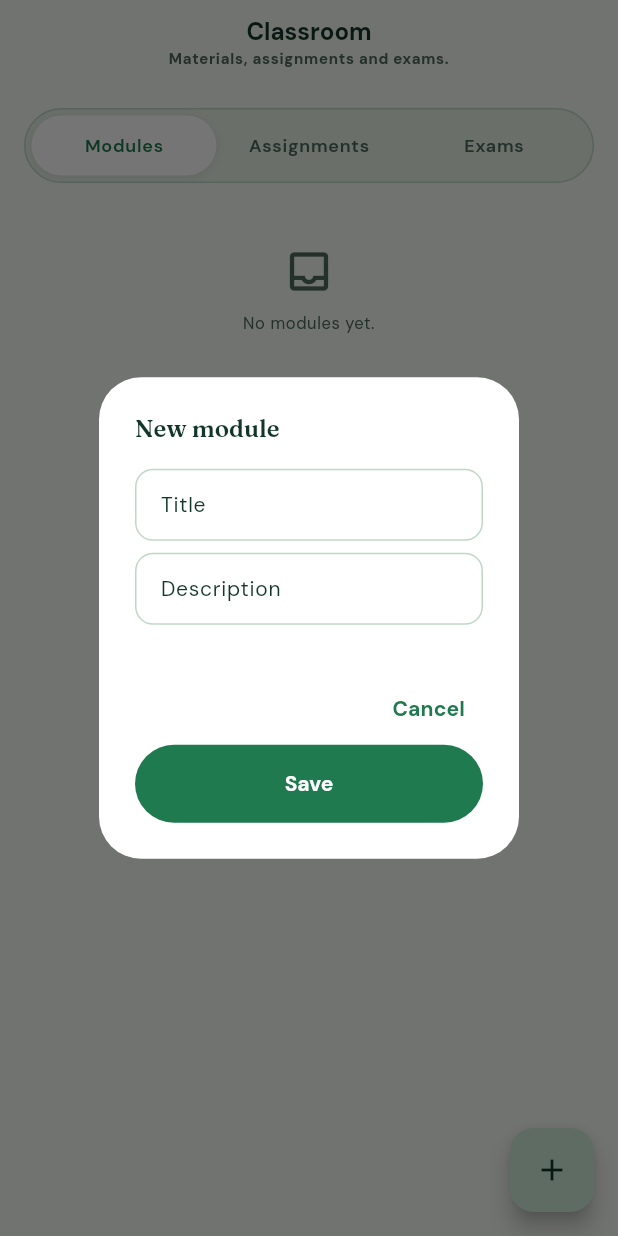
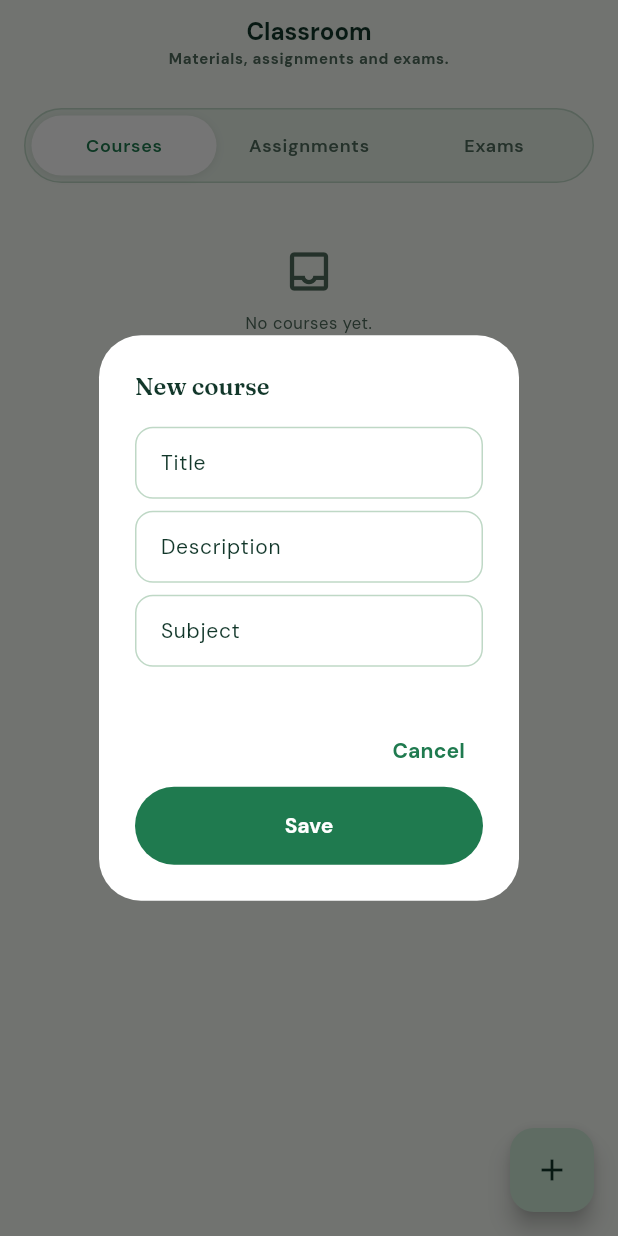
Before and after one commit to neorylet/TutorTap-Draft, a Flutter app: the TutorClassroomScreen screen opened by its route, after a tap on the "add" icon, on a phone screen of 412 x 824 dp. Run offline on Flutter 3.47's test engine with Material 3 defaults, Android fonts, the phone set to English and light mode, and no system bars; our stand-ins replace cached_network_image, cloud_firestore, file_picker, firebase_auth, firebase_core, google_fonts and 2 more; accounts and stored records are empty.

Commit message:
Add course and module authoring for tutors

```diff
--- a/lib/main.dart
+++ b/lib/main.dart
@@ -32,19 +32,32 @@ Future<void> main() async {
   final AuthProvider authProvider = AuthProvider(AuthService());
   authProvider.initialize();
 
-  runApp(TutorTapApp(authProvider: authProvider));
+  final FirestoreService firestoreService = FirestoreService();
+  final CloudinaryService cloudinaryService = CloudinaryService();
+
+  runApp(
+    TutorTapApp(
+      authProvider: authProvider,
+      firestoreService: firestoreService,
+      cloudinaryService: cloudinaryService,
+    ),
+  );
 }
 
 class TutorTapApp extends StatelessWidget {
-  const TutorTapApp({super.key, required this.authProvider});
+  const TutorTapApp({
+    super.key,
+    required this.authProvider,
+    required this.firestoreService,
+    required this.cloudinaryService,
+  });
 
   final AuthProvider authProvider;
+  final FirestoreService firestoreService;
+  final CloudinaryService cloudinaryService;
 
   @override
   Widget build(BuildContext context) {
-    final FirestoreService firestoreService = FirestoreService();
-    final CloudinaryService cloudinaryService = CloudinaryService();
-
     return MultiProvider(
       providers: [
         ChangeNotifierProvider<AuthProvider>.value(value: authProvider),
--- a/lib/models/classroom_module.dart
+++ b/lib/models/classroom_module.dart
@@ -9,6 +9,8 @@ class ClassroomModule {
     required this.fileUrl,
     required this.fileType,
     required this.createdAt,
+    this.courseId,
+    this.orderIndex = 0,
   });
 
   factory ClassroomModule.fromMap(Map<String, dynamic> map) {
@@ -20,6 +22,8 @@ class ClassroomModule {
       fileUrl: stringFrom(map['fileUrl']),
       fileType: stringFrom(map['fileType']),
       createdAt: dateTimeFromFirestore(map['createdAt']) ?? DateTime.now(),
+      courseId: map['courseId'] as String?,
+      orderIndex: intFrom(map['orderIndex'], 0),
     );
   }
 
@@ -30,6 +34,8 @@ class ClassroomModule {
   final String fileUrl;
   final String fileType;
   final DateTime createdAt;
+  final String? courseId;
+  final int orderIndex;
 
   Map<String, dynamic> toMap() => <String, dynamic>{
     'id': id,
@@ -39,6 +45,8 @@ class ClassroomModule {
     'fileUrl': fileUrl,
     'fileType': fileType,
     'createdAt': dateTimeToFirestore(createdAt),
+    'courseId': courseId,
+    'orderIndex': orderIndex,
   };
 
   ClassroomModule copyWith({
@@ -49,6 +57,8 @@ class ClassroomModule {
     String? fileUrl,
     String? fileType,
     DateTime? createdAt,
+    Object? courseId = kUnset,
+    int? orderIndex,
   }) {
     return ClassroomModule(
       id: id ?? this.id,
@@ -58,6 +68,8 @@ class ClassroomModule {
       fileUrl: fileUrl ?? this.fileUrl,
       fileType: fileType ?? this.fileType,
       createdAt: createdAt ?? this.createdAt,
+      courseId: courseId == kUnset ? this.courseId : courseId as String?,
+      orderIndex: orderIndex ?? this.orderIndex,
     );
   }
 }
--- /dev/null
+++ b/lib/models/course.dart
@@ -0,0 +1,63 @@
+import '../core/utils/firestore_value.dart';
+
+class Course {
+  const Course({
+    required this.id,
+    required this.tutorId,
+    required this.title,
+    required this.description,
+    required this.subject,
+    required this.createdAt,
+    required this.updatedAt,
+  });
+
+  factory Course.fromMap(Map<String, dynamic> map) {
+    return Course(
+      id: stringFrom(map['id']),
+      tutorId: stringFrom(map['tutorId']),
+      title: stringFrom(map['title']),
+      description: stringFrom(map['description']),
+      subject: stringFrom(map['subject']),
+      createdAt: dateTimeFromFirestore(map['createdAt']) ?? DateTime.now(),
+      updatedAt: dateTimeFromFirestore(map['updatedAt']) ?? DateTime.now(),
+    );
+  }
+
+  final String id;
+  final String tutorId;
+  final String title;
+  final String description;
+  final String subject;
+  final DateTime createdAt;
+  final DateTime updatedAt;
+
+  Map<String, dynamic> toMap() => <String, dynamic>{
+        'id': id,
+        'tutorId': tutorId,
+        'title': title,
+        'description': description,
+        'subject': subject,
+        'createdAt': dateTimeToFirestore(createdAt),
+        'updatedAt': dateTimeToFirestore(updatedAt),
+      };
+
+  Course copyWith({
+    String? id,
+    String? tutorId,
+    String? title,
+    String? description,
+    String? subject,
+    DateTime? createdAt,
+    DateTime? updatedAt,
+  }) {
+    return Course(
+      id: id ?? this.id,
+      tutorId: tutorId ?? this.tutorId,
+      title: title ?? this.title,
+      description: description ?? this.description,
+      subject: subject ?? this.subject,
+      createdAt: createdAt ?? this.createdAt,
+      updatedAt: updatedAt ?? this.updatedAt,
+    );
+  }
+}
--- a/lib/providers/classroom_provider.dart
+++ b/lib/providers/classroom_provider.dart
@@ -5,6 +5,7 @@ import 'package:flutter/foundation.dart';
 import '../core/constants/cloudinary_config.dart';
 import '../models/assignment.dart';
 import '../models/classroom_module.dart';
+import '../models/course.dart';
 import '../models/exam.dart';
 import '../services/cloudinary_service.dart';
 import '../services/firestore_service.dart';
@@ -51,10 +52,12 @@ class ClassroomProvider extends ChangeNotifier {
   StreamSubscription<List<ClassroomModule>>? _modulesSubscription;
   StreamSubscription<List<Assignment>>? _assignmentsSubscription;
   StreamSubscription<List<Exam>>? _examsSubscription;
+  StreamSubscription<List<Course>>? _coursesSubscription;
 
   List<ClassroomModule> _modules = <ClassroomModule>[];
   List<Assignment> _assignments = <Assignment>[];
   List<Exam> _exams = <Exam>[];
+  List<Course> _courses = <Course>[];
   PendingUpload? _pendingUpload;
   bool _isUploading = false;
   String? _error;
@@ -63,15 +66,17 @@ class ClassroomProvider extends ChangeNotifier {
   List<ClassroomModule> get modules => _modules;
   List<Assignment> get assignments => _assignments;
   List<Exam> get exams => _exams;
+  List<Course> get courses => _courses;
   PendingUpload? get pendingUpload => _pendingUpload;
   bool get isUploading => _isUploading;
   String? get error => _error;
 
   void watchTutorClassroom(String tutorId) {
     _cancelSubscriptions();
-    _modulesSubscription = _firestoreService
-        .watchModules(tutorId)
-        .listen((items) {
+    watchCoursesForTutor(tutorId);
+    _modulesSubscription = _firestoreService.watchModules(tutorId).listen((
+      items,
+    ) {
       _modules = items;
       _notify();
     });
@@ -97,6 +102,16 @@ class ClassroomProvider extends ChangeNotifier {
         });
   }
 
+  void watchCoursesForTutor(String tutorId) {
+    _coursesSubscription?.cancel();
+    _coursesSubscription = _firestoreService
+        .watchCoursesForTutor(tutorId)
+        .listen((items) {
+          _courses = items;
+          _notify();
+        });
+  }
+
   Future<CloudinaryUploadResult?> uploadFile({
     required String filePath,
     required UploadPurpose purpose,
@@ -108,8 +123,9 @@ class ClassroomProvider extends ChangeNotifier {
       UploadPurpose.avatar => CloudinaryConfig.avatarFolder(ownerId),
       UploadPurpose.credential => CloudinaryConfig.credentialFolder(ownerId),
       UploadPurpose.module => CloudinaryConfig.moduleFolder(ownerId),
-      UploadPurpose.submission =>
-        CloudinaryConfig.submissionFolder(assignmentId ?? ownerId),
+      UploadPurpose.submission => CloudinaryConfig.submissionFolder(
+        assignmentId ?? ownerId,
+      ),
     };
 
     final PendingUpload pending = PendingUpload(
@@ -182,6 +198,57 @@ class ClassroomProvider extends ChangeNotifier {
     );
   }
 
+  Future<void> createCourse({
+    required String tutorId,
+    required String title,
+    required String description,
+    required String subject,
+  }) async {
+    try {
+      await _firestoreService.createCourse(
+        tutorId: tutorId,
+        title: title,
+        description: description,
+        subject: subject,
+      );
+      _error = null;
+      _notify();
+    } catch (error) {
+      _error = error.toString();
+      _notify();
+    }
+  }
+
+  Future<void> createModuleInCourse({
+    required String tutorId,
+    required String courseId,
+    required String title,
+    required String description,
+    required int orderIndex,
+  }) async {
+    try {
+      final DateTime now = DateTime.now();
+      await _firestoreService.addModule(
+        ClassroomModule(
+          id: '',
+          tutorId: tutorId,
+          title: title,
+          description: description,
+          fileUrl: '',
+          fileType: '',
+          createdAt: now,
+          courseId: courseId,
+          orderIndex: orderIndex,
+        ),
+      );
+      _error = null;
+      _notify();
+    } catch (error) {
+      _error = error.toString();
+      _notify();
+    }
+  }
+
   Future<void> createAssignment({
     required String tutorId,
     required String studentId,
@@ -209,15 +276,12 @@ class ClassroomProvider extends ChangeNotifier {
     String? submissionText,
     String? submissionUrl,
   }) async {
-    await _firestoreService.updateAssignment(
-      assignment.id,
-      <String, dynamic>{
+    await _firestoreService.updateAssignment(assignment.id, <String, dynamic>{
       'submissionText': submissionText ?? assignment.submissionText,
       'submissionUrl': submissionUrl ?? assignment.submissionUrl,
       'submittedAt': DateTime.now().toIso8601String(),
       'status': AssignmentStatus.submitted.value,
-      },
-    );
+    });
   }
 
   Future<void> gradeAssignment({
@@ -225,14 +289,11 @@ class ClassroomProvider extends ChangeNotifier {
     required double grade,
     required String feedback,
   }) async {
-    await _firestoreService.updateAssignment(
-      assignmentId,
-      <String, dynamic>{
+    await _firestoreService.updateAssignment(assignmentId, <String, dynamic>{
       'grade': grade,
       'feedback': feedback,
       'status': AssignmentStatus.graded.value,
-      },
-    );
+    });
   }
 
   Future<void> createExam(Exam exam) => _firestoreService.addExam(exam);
@@ -247,6 +308,7 @@ class ClassroomProvider extends ChangeNotifier {
     _modulesSubscription?.cancel();
     _assignmentsSubscription?.cancel();
     _examsSubscription?.cancel();
+    _coursesSubscription?.cancel();
   }
 
   void _notify() {
--- a/lib/routing/app_routes.dart
+++ b/lib/routing/app_routes.dart
@@ -1,11 +1,13 @@
 import 'package:flutter/material.dart';
 
+import '../models/course.dart';
 import '../screens/assignment.dart';
 import '../screens/booking_detail.dart';
 import '../screens/bookings.dart';
 import '../screens/browse.dart';
 import '../screens/checkout.dart';
 import '../screens/confirmation.dart';
+import '../screens/course_detail_screen.dart';
 import '../screens/deck_form.dart';
 import '../screens/exam_intro.dart';
 import '../screens/flashcard_runner.dart';
@@ -58,6 +60,7 @@ abstract final class AppRoutes {
   static const String tutorEarnings = '/tutor-earnings';
   static const String tutorProfileVerification = '/tutor-profile-settings';
   static const String tutorAvailability = '/tutor-availability';
+  static const String courseDetail = '/course-detail';
 
   static final Map<String, WidgetBuilder> routes = <String, WidgetBuilder>{
     onboarding: (BuildContext context) => const OnboardingScreen(),
@@ -90,5 +93,13 @@ abstract final class AppRoutes {
         const TutorProfileVerificationScreen(),
     tutorAvailability: (BuildContext context) =>
         const TutorAvailabilityScreen(),
+    courseDetail: (BuildContext context) {
+      final Course? course =
+          ModalRoute.of(context)?.settings.arguments as Course?;
+      if (course == null) {
+        return const Scaffold(body: Center(child: Text('Course not found')));
+      }
+      return CourseDetailScreen(course: course);
+    },
   };
 }
--- a/lib/screens/tutor_classroom.dart
+++ b/lib/screens/tutor_classroom.dart
@@ -3,7 +3,7 @@ import 'package:provider/provider.dart';
 
 import '../models/app_user.dart';
 import '../models/assignment.dart';
-import '../models/classroom_module.dart';
+import '../models/course.dart';
 import '../models/exam.dart';
 import '../providers/auth_provider.dart';
 import '../providers/classroom_provider.dart';
@@ -20,7 +20,7 @@ class TutorClassroomScreen extends StatefulWidget {
 }
 
 class _TutorClassroomScreenState extends State<TutorClassroomScreen> {
-  String _tab = 'modules';
+  String _tab = 'courses';
   bool _initialized = false;
 
   @override
@@ -28,10 +28,15 @@ class _TutorClassroomScreenState extends State<TutorClassroomScreen> {
     super.didChangeDependencies();
     if (_initialized) return;
     _initialized = true;
+
+    // FIX: Use addPostFrameCallback to prevent modifying provider state during the build phase
+    WidgetsBinding.instance.addPostFrameCallback((_) {
+      if (!mounted) return;
       final String? uid = context.read<AuthProvider>().currentUser?.uid;
       if (uid != null) {
         context.read<ClassroomProvider>().watchTutorClassroom(uid);
       }
+    });
   }
 
   @override
@@ -39,12 +44,12 @@ class _TutorClassroomScreenState extends State<TutorClassroomScreen> {
     final AppUser? user = context.select<AuthProvider, AppUser?>(
       (AuthProvider provider) => provider.currentUser,
     );
-    final List<ClassroomModule> modules =
-        context.select<ClassroomProvider, List<ClassroomModule>>(
-      (ClassroomProvider provider) => provider.modules,
+    final List<Course> courses = context
+        .select<ClassroomProvider, List<Course>>(
+          (ClassroomProvider provider) => provider.courses,
         );
-    final List<Assignment> assignments =
-        context.select<ClassroomProvider, List<Assignment>>(
+    final List<Assignment> assignments = context
+        .select<ClassroomProvider, List<Assignment>>(
           (ClassroomProvider provider) => provider.assignments,
         );
     final List<Exam> exams = context.select<ClassroomProvider, List<Exam>>(
@@ -64,11 +69,11 @@ class _TutorClassroomScreenState extends State<TutorClassroomScreen> {
       body: Column(
         children: <Widget>[
           SegmentedControl<String>(
-            values: const <String>['modules', 'assignments', 'exams'],
+            values: const <String>['courses', 'assignments', 'exams'],
             value: _tab,
             onChanged: (String value) => setState(() => _tab = value),
             labelBuilder: (String value) => switch (value) {
-              'modules' => 'Modules',
+              'courses' => 'Courses',
               'assignments' => 'Assignments',
               _ => 'Exams',
             },
@@ -76,39 +81,57 @@ class _TutorClassroomScreenState extends State<TutorClassroomScreen> {
           const SizedBox(height: 14),
           Expanded(
             child: switch (_tab) {
-              'modules' => modules.isEmpty
-                  ? const EmptyHint(message: 'No modules yet.')
+              'courses' =>
+                courses.isEmpty
+                    ? const EmptyHint(message: 'No courses yet.')
                     : ListView.builder(
-                      itemCount: modules.length,
+                        itemCount: courses.length,
                         itemBuilder: (BuildContext context, int index) {
-                        final ClassroomModule module = modules[index];
+                          final Course course = courses[index];
                           return Padding(
                             padding: const EdgeInsets.only(bottom: 8),
+                            child: InkWell(
+                              onTap: () => Navigator.of(context).pushNamed(
+                                AppRoutes.courseDetail,
+                                arguments: course,
+                              ),
+                              borderRadius: BorderRadius.circular(16),
                               child: SectionCard(
                                 child: Row(
                                   children: <Widget>[
-                                const Icon(Icons.description_outlined),
+                                    const Icon(Icons.book_outlined),
                                     const SizedBox(width: 12),
                                     Expanded(
                                       child: Column(
-                                    crossAxisAlignment: CrossAxisAlignment.start,
+                                        crossAxisAlignment:
+                                            CrossAxisAlignment.start,
                                         children: <Widget>[
-                                      Text(module.title),
+                                          Text(
+                                            course.title,
+                                            style: Theme.of(context)
+                                                .textTheme
+                                                .titleMedium,
+                                          ),
                                           const SizedBox(height: 3),
                                           Text(
-                                        module.description,
-                                        style: Theme.of(context).textTheme.bodySmall,
+                                            course.description,
+                                            style: Theme.of(context)
+                                                .textTheme
+                                                .bodySmall,
                                           ),
                                         ],
                                       ),
                                     ),
+                                    const Icon(Icons.chevron_right),
                                   ],
+                                ),
                               ),
                             ),
                           );
                         },
                       ),
-              'assignments' => assignments.isEmpty
+              'assignments' =>
+                assignments.isEmpty
                     ? const EmptyHint(message: 'No assignments yet.')
                     : ListView.builder(
                         itemCount: assignments.length,
@@ -128,7 +151,9 @@ class _TutorClassroomScreenState extends State<TutorClassroomScreen> {
                                     const Icon(Icons.assignment_outlined),
                                     const SizedBox(width: 12),
                                     Expanded(child: Text(assignment.title)),
-                                  StatusBadge.fromStatus(assignment.status.value),
+                                    StatusBadge.fromStatus(
+                                      assignment.status.value,
+                                    ),
                                   ],
                                 ),
                               ),
@@ -136,7 +161,8 @@ class _TutorClassroomScreenState extends State<TutorClassroomScreen> {
                           );
                         },
                       ),
-              _ => exams.isEmpty
+              _ =>
+                exams.isEmpty
                     ? const EmptyHint(message: 'No exams yet.')
                     : ListView.builder(
                         itemCount: exams.length,
@@ -170,18 +196,17 @@ class _TutorClassroomScreenState extends State<TutorClassroomScreen> {
   Future<void> _add(String? tutorId) async {
     if (tutorId == null) return;
     final ClassroomProvider classroom = context.read<ClassroomProvider>();
-    if (_tab == 'modules') {
+    if (_tab == 'courses') {
       final Map<String, String>? values = await _showFields(
         context,
-        const <String>['Title', 'Description'],
+        const <String>['Title', 'Description', 'Subject'],
       );
       if (values == null) return;
-      await classroom.createModule(
+      await classroom.createCourse(
         tutorId: tutorId,
         title: values['Title'] ?? '',
         description: values['Description'] ?? '',
-            fileUrl: '',
-            fileType: '',
+        subject: values['Subject'] ?? '',
       );
       return;
     }
@@ -210,7 +235,7 @@ class _TutorClassroomScreenState extends State<TutorClassroomScreen> {
       context: context,
       builder: (BuildContext dialogContext) {
         return AlertDialog(
-          title: Text(_tab == 'modules' ? 'New module' : 'New assignment'),
+          title: Text(_tab == 'courses' ? 'New course' : 'New assignment'),
           content: Column(
             mainAxisSize: MainAxisSize.min,
             children: <Widget>[
@@ -230,12 +255,10 @@ class _TutorClassroomScreenState extends State<TutorClassroomScreen> {
               child: const Text('Cancel'),
             ),
             FilledButton(
-              onPressed: () => Navigator.of(dialogContext).pop(
-                <String, String>{
+              onPressed: () => Navigator.of(dialogContext).pop(<String, String>{
                 for (int index = 0; index < labels.length; index++)
                   labels[index]: controllers[index].text.trim(),
-                },
-              ),
+              }),
               child: const Text('Save'),
             ),
           ],
--- a/lib/services/firestore_service.dart
+++ b/lib/services/firestore_service.dart
@@ -5,6 +5,7 @@ import '../core/utils/firestore_value.dart';
 import '../models/assignment.dart';
 import '../models/booking.dart';
 import '../models/classroom_module.dart';
+import '../models/course.dart';
 import '../models/exam.dart';
 import '../models/flashcard_deck.dart';
 import '../models/mock_exam.dart';
@@ -41,6 +42,8 @@ class FirestoreService {
       _firestore.collection('tutors');
   CollectionReference<Map<String, dynamic>> get bookings =>
       _firestore.collection('bookings');
+  CollectionReference<Map<String, dynamic>> get courses =>
+      _firestore.collection('courses');
   CollectionReference<Map<String, dynamic>> get modules =>
       _firestore.collection('modules');
   CollectionReference<Map<String, dynamic>> get assignments =>
@@ -143,6 +146,45 @@ class FirestoreService {
         .where('tutorId', isEqualTo: tutorId)
         .snapshots()
         .map(_assignmentsFromSnapshot);
+  }
+
+  Stream<List<Course>> watchCoursesForTutor(String tutorId) {
+    return courses
+        .where('tutorId', isEqualTo: tutorId)
+        .orderBy('createdAt', descending: true)
+        .snapshots()
+        .map(
+          (QuerySnapshot<Map<String, dynamic>> snapshot) => snapshot.docs
+              .map(
+                (QueryDocumentSnapshot<Map<String, dynamic>> doc) =>
+                    Course.fromMap(<String, dynamic>{
+                      ...doc.data(),
+                      'id': doc.id,
+                    }),
+              )
+              .toList(growable: true),
+        );
+  }
+
+  Future<Course> createCourse({
+    required String tutorId,
+    required String title,
+    required String description,
+    required String subject,
+  }) async {
+    final DateTime now = DateTime.now();
+    final DocumentReference<Map<String, dynamic>> ref = courses.doc();
+    final Course course = Course(
+      id: ref.id,
+      tutorId: tutorId,
+      title: title,
+      description: description,
+      subject: subject,
+      createdAt: now,
+      updatedAt: now,
+    );
+    await ref.set(course.toMap());
+    return course;
   }
 
   Stream<List<Exam>> watchExams(String tutorId) {
```
Also changed, not shown: firestore.indexes.json (+14 -0 lines), lib/screens/course_detail_screen.dart (added, +173 -0 lines), 1 other file. Lines whose indentation alone changed are shown as unchanged.
